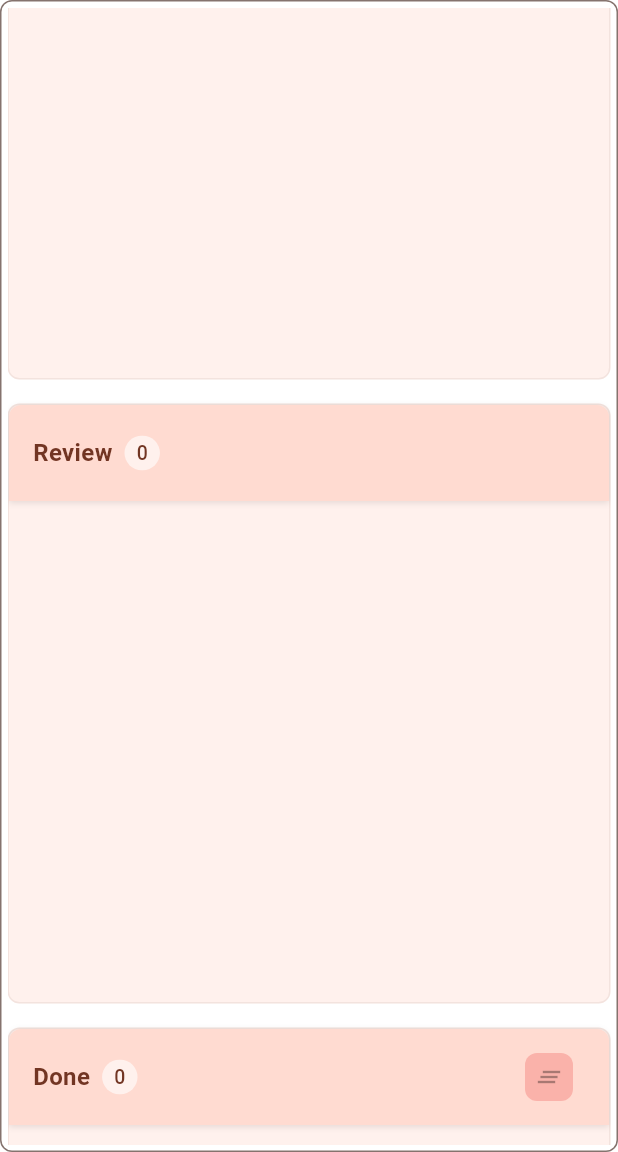
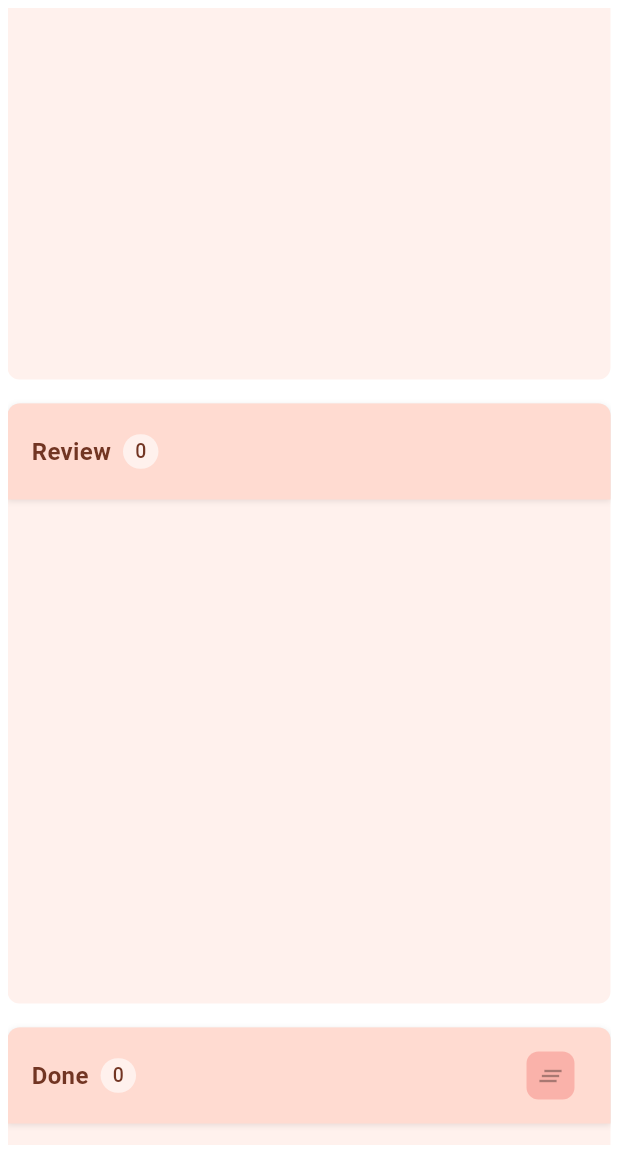
Before and after one commit to mjablecnik/clean_kanban, a Flutter app: the screen it shows after launch, scrolled down 576 dp, on a phone screen of 412 x 824 dp, the part 84-1236 px from its top. Run offline on Flutter 3.47's test engine with Material 3 defaults, Android fonts, the phone set to English and light mode, and no system bars; our stand-ins replace get_it, shared_preferences.

Commit message:
feat: Enhance Kanban theme with customizable border properties for columns and task cards

```diff
--- a/lib/ui/theme/kanban_theme.dart
+++ b/lib/ui/theme/kanban_theme.dart
@@ -19,12 +19,16 @@ class KanbanTheme {
   /// The color of the board's border.
   final Color boardBorderColor;
 
+  /// The width of the board's border.
+  final double boardBorderWidth;
+
   /// Creates a [KanbanTheme] with default values.
   const KanbanTheme({
     this.columnTheme = const KanbanColumnTheme(),
     this.cardTheme = const TaskCardTheme(),
     this.boardBackgroundColor = const Color(0xFFF5F5F5),
     this.boardBorderColor = const Color(0xFFE0E0E0),
+    this.boardBorderWidth = 0.0,
     // TODO: add dialog theme
   });
 
@@ -44,13 +48,16 @@ class KanbanTheme {
       cardTheme: TaskCardTheme(
         cardBackgroundColor: Colors.white,
         cardBorderColor: Color(0xFFE0E0E0),
+        cardBorderWidth: 0.0,
         cardTitleColor: Color.fromRGBO(0, 0, 0, 0.867),
         cardSubtitleColor: Color.fromRGBO(0, 0, 0, 0.541),
         cardMoveIconEnabledColor: Color.fromRGBO(25, 118, 210, 1),
         cardMoveIconDisabledColor: Color.fromRGBO(224, 224, 224, 1),
+        cardDividerColor: Color(0xFFE0E0E0),
       ),
       boardBackgroundColor: Color(0xFFF5F5F5),
       boardBorderColor: Color(0xFFE0E0E0),
+      boardBorderWidth: 0.0,
     );
   }
 
@@ -70,13 +77,16 @@ class KanbanTheme {
       cardTheme: TaskCardTheme(
         cardBackgroundColor: Color(0xFF424242),
         cardBorderColor: Color(0xFF616161),
+        cardBorderWidth: 0.0,
         cardTitleColor: Colors.white,
         cardSubtitleColor: Color.fromRGBO(255, 255, 255, 0.7),
         cardMoveIconEnabledColor: Color(0xFF90CAF9),
         cardMoveIconDisabledColor: Color(0xFF616161),
+        cardDividerColor: Color(0xFF616161),
       ),
       boardBackgroundColor: Color(0xFF121212),
       boardBorderColor: Color(0xFF1E1E1E),
+      boardBorderWidth: 0.0,
     );
   }
 
@@ -102,13 +112,16 @@ class KanbanTheme {
       cardTheme: const TaskCardTheme(
         cardBackgroundColor: Colors.white,
         cardBorderColor: Color(0xFFE0E0E0),
+        cardBorderWidth: 0.0,
         cardTitleColor: Color.fromRGBO(0, 0, 0, 0.867),
         cardSubtitleColor: Color.fromRGBO(0, 0, 0, 0.541),
         cardMoveIconEnabledColor: Color.fromRGBO(25, 118, 210, 1),
         cardMoveIconDisabledColor: Color.fromRGBO(224, 224, 224, 1),
+        cardDividerColor: Color(0xFFE0E0E0),
       ),
       boardBackgroundColor: const Color(0xFFF5F5F5),
       boardBorderColor: const Color(0xFFE0E0E0),
+      boardBorderWidth: 0.0,
     );
   }
 
@@ -116,12 +129,20 @@ class KanbanTheme {
   ///
   /// Uses colors from the theme's color scheme to ensure consistency with the app theme.
   factory KanbanTheme.fromTheme(ThemeData theme) {
+    return KanbanTheme.fromThemeWithBorder(theme, false, 0.0);
+  }
+
+  /// Creates a [KanbanTheme] based on the provided [ThemeData] and border settings.
+  ///
+  /// Uses colors from the theme's color scheme to ensure consistency with the app theme.
+  factory KanbanTheme.fromThemeWithBorder(ThemeData theme, bool enableBorder, double borderWidth) {
     final ColorScheme colorScheme = theme.colorScheme;
 
     return KanbanTheme(
       columnTheme: KanbanColumnTheme(
         columnBackgroundColor: colorScheme.surfaceContainerLow,
-        columnBorderColor: colorScheme.outlineVariant,
+        columnBorderColor: enableBorder ? colorScheme.outlineVariant : Colors.transparent,
+        columnBorderWidth: enableBorder ? borderWidth : 0.0,
         columnHeaderColor: colorScheme.primaryContainer,
         columnHeaderTextColor: colorScheme.onPrimaryContainer,
         columnAddButtonBoxColor: colorScheme.primary,
@@ -129,14 +150,17 @@ class KanbanTheme {
       ),
       cardTheme: TaskCardTheme(
         cardBackgroundColor: colorScheme.surfaceContainerLowest,
-        cardBorderColor: colorScheme.outlineVariant,
+        cardBorderColor: enableBorder ? colorScheme.outlineVariant : Colors.transparent,
+        cardBorderWidth: enableBorder ? borderWidth : 0.0,
         cardTitleColor: colorScheme.onSurface,
         cardSubtitleColor: colorScheme.onSurfaceVariant,
         cardMoveIconEnabledColor: colorScheme.primary,
         cardMoveIconDisabledColor: colorScheme.outlineVariant,
+        cardDividerColor: colorScheme.outlineVariant,
       ),
       boardBackgroundColor: colorScheme.surface,
-      boardBorderColor: colorScheme.outline,
+      boardBorderColor:  enableBorder ? colorScheme.outline : Colors.transparent,
+      boardBorderWidth: enableBorder ? borderWidth : 0.0,
     );
   }
 
--- a/lib/ui/widgets/column_widget.dart
+++ b/lib/ui/widgets/column_widget.dart
@@ -11,9 +11,6 @@ class KanbanColumnLayout {
 
   /// Border radius for the column
   static const double columnBorderRadius = 8.0;
-
-  /// Border width for the column
-  static const double columnBorderWidth = 1.0;
 
   /// Size of header action buttons
   static const double actionButtonSize = 32.0;
@@ -39,6 +36,9 @@ class KanbanColumnTheme {
   /// Color of the column's border.
   final Color columnBorderColor;
 
+  /// Border width for the column
+  final double columnBorderWidth;
+
   /// Background color of the column header.
   final Color columnHeaderColor;
 
@@ -57,11 +57,35 @@ class KanbanColumnTheme {
   const KanbanColumnTheme({
     this.columnBackgroundColor = Colors.white,
     this.columnBorderColor = const Color(0xFFE0E0E0),
+    this.columnBorderWidth = 0.0,
     this.columnHeaderColor = Colors.blue,
     this.columnHeaderTextColor = Colors.black87,
     this.columnAddButtonBoxColor = const Color.fromARGB(255, 76, 127, 175),
     this.columnAddIconColor = Colors.white,
   });
+
+  /// Creates a copy of this [KanbanColumnTheme] with modified values.
+  ///
+  /// Any parameter that is null will keep its original value.
+  KanbanColumnTheme copyWith({
+    Color? columnBackgroundColor,
+    Color? columnBorderColor,
+    double? columnBorderWidth,
+    Color? columnHeaderColor,
+    Color? columnHeaderTextColor,
+    Color? columnAddButtonBoxColor,
+    Color? columnAddIconColor,
+  }) {
+    return KanbanColumnTheme(
+      columnBackgroundColor: columnBackgroundColor ?? this.columnBackgroundColor,
+      columnBorderColor: columnBorderColor ?? this.columnBorderColor,
+      columnBorderWidth: columnBorderWidth ?? this.columnBorderWidth,
+      columnHeaderColor: columnHeaderColor ?? this.columnHeaderColor,
+      columnHeaderTextColor: columnHeaderTextColor ?? this.columnHeaderTextColor,
+      columnAddButtonBoxColor: columnAddButtonBoxColor ?? this.columnAddButtonBoxColor,
+      columnAddIconColor: columnAddIconColor ?? this.columnAddIconColor,
+    );
+  }
 }
 
 /// A widget that displays the header of a Kanban column.
@@ -406,8 +430,8 @@ class ColumnWidget extends StatelessWidget {
             color: theme.columnBackgroundColor,
             borderRadius: BorderRadius.circular(KanbanColumnLayout.columnBorderRadius),
             border: Border.all(
-              color: theme.columnBorderColor.withValues(alpha: 0.3),
-              width: KanbanColumnLayout.columnBorderWidth,
+              color: theme.columnBorderColor,
+              width: theme.columnBorderWidth,
             ),
           ),
           child: Column(
--- a/lib/ui/widgets/task_card.dart
+++ b/lib/ui/widgets/task_card.dart
@@ -71,6 +71,9 @@ class TaskCardTheme {
   /// Color of the card's border.
   final Color cardBorderColor;
 
+  /// Width of the card's border.
+  final double cardBorderWidth;
+
   /// Text color for the task title.
   final Color cardTitleColor;
 
@@ -83,17 +86,46 @@ class TaskCardTheme {
   /// Color for disabled move/drag icons.
   final Color cardMoveIconDisabledColor;
 
+  /// Color of the card's divider.
+  final Color cardDividerColor;
+
   /// Creates a [TaskCardTheme] with customizable colors.
   ///
   /// All parameters have default values that create a standard light theme.
   const TaskCardTheme({
     this.cardBackgroundColor = Colors.white,
     this.cardBorderColor = const Color(0xFFE0E0E0),
+    this.cardBorderWidth = 0.0,
     this.cardTitleColor = const Color.fromRGBO(0, 0, 0, 0.867),
     this.cardSubtitleColor = const Color.fromRGBO(0, 0, 0, 0.541),
     this.cardMoveIconEnabledColor = const Color.fromRGBO(25, 118, 210, 1),
     this.cardMoveIconDisabledColor = const Color.fromRGBO(224, 224, 224, 1),
+    this.cardDividerColor = const Color(0xFFE0E0E0),
   });
+
+  /// Creates a copy of this [TaskCardTheme] with modified values.
+  ///
+  /// Any parameter that is null will keep its original value.
+  TaskCardTheme copyWith({
+    Color? cardBackgroundColor,
+    Color? cardBorderColor,
+    double? cardBorderWidth,
+    Color? cardTitleColor,
+    Color? cardSubtitleColor,
+    Color? cardMoveIconEnabledColor,
+    Color? cardMoveIconDisabledColor,
+  }) {
+    return TaskCardTheme(
+      cardBackgroundColor: cardBackgroundColor ?? this.cardBackgroundColor,
+      cardBorderColor: cardBorderColor ?? this.cardBorderColor,
+      cardBorderWidth: cardBorderWidth ?? this.cardBorderWidth,
+      cardTitleColor: cardTitleColor ?? this.cardTitleColor,
+      cardSubtitleColor: cardSubtitleColor ?? this.cardSubtitleColor,
+      cardMoveIconEnabledColor: cardMoveIconEnabledColor ?? this.cardMoveIconEnabledColor,
+      cardMoveIconDisabledColor: cardMoveIconDisabledColor ?? this.cardMoveIconDisabledColor,
+      cardDividerColor: cardDividerColor ?? this.cardDividerColor,
+    );
+  }
 }
 
 /// A widget that displays the content of a task card.
@@ -175,8 +207,9 @@ class TaskCardControls extends StatelessWidget {
       ),
       decoration: BoxDecoration(
         border: Border(
+          // this is the vertical border
           left: BorderSide(
-            color: theme.cardBorderColor.withValues(alpha: 0.7),
+            color: theme.cardDividerColor.withValues(alpha: 0.7),
             width: 1.0,
           ),
         ),
@@ -191,11 +224,12 @@ class TaskCardControls extends StatelessWidget {
             tooltip: 'Edit this task',
             color: theme.cardMoveIconEnabledColor,
           ),
+          // Divider
           Container(
             height: 1,
             width: TaskCardLayout.controlDividerWidth,
             margin: const EdgeInsets.symmetric(vertical: 2.0),
-            color: theme.cardBorderColor.withValues(alpha: 0.7),
+            color: theme.cardDividerColor.withValues(alpha: 0.7),
           ),
           _buildControlButton(
             icon: Icons.delete_outline,
@@ -307,8 +341,8 @@ class TaskCard extends StatelessWidget {
         borderRadius: BorderRadius.circular(TaskCardLayout.cardBorderRadius),
         side: BorderSide(
           color: theme.cardBorderColor,
-          width: 1.0,
-          style: BorderStyle.solid,
+          width: theme.cardBorderWidth,
+          style: theme.cardBorderWidth > 0 ? BorderStyle.solid : BorderStyle.none,
         ),
       ),
       clipBehavior: Clip.antiAlias,
```
